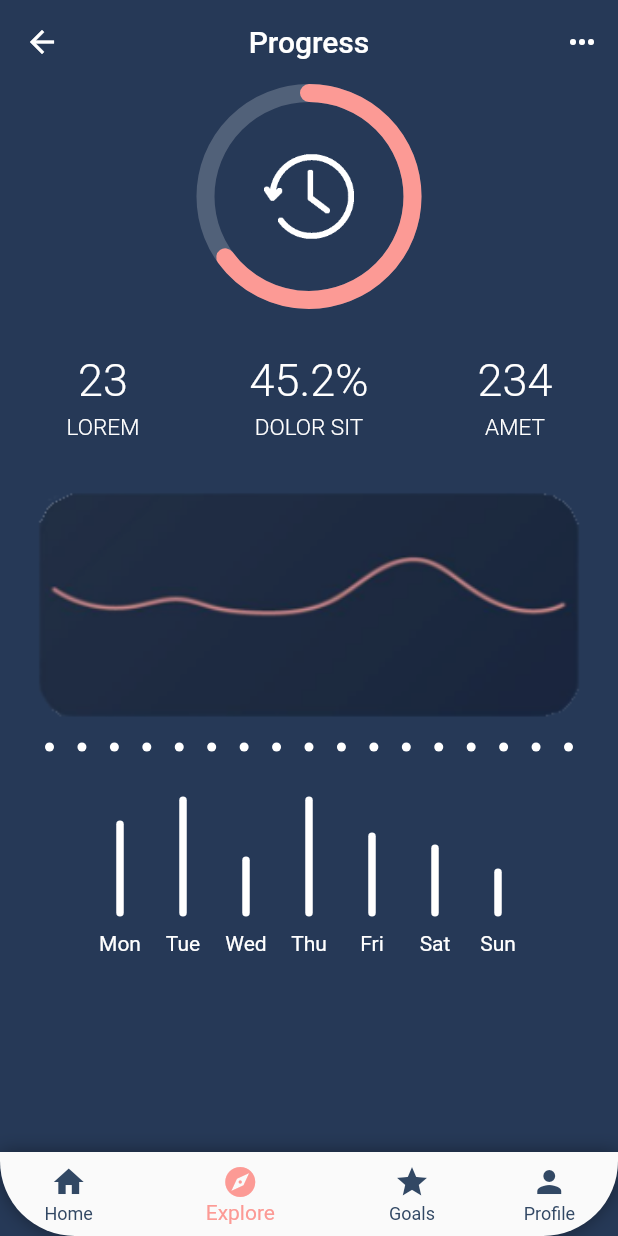
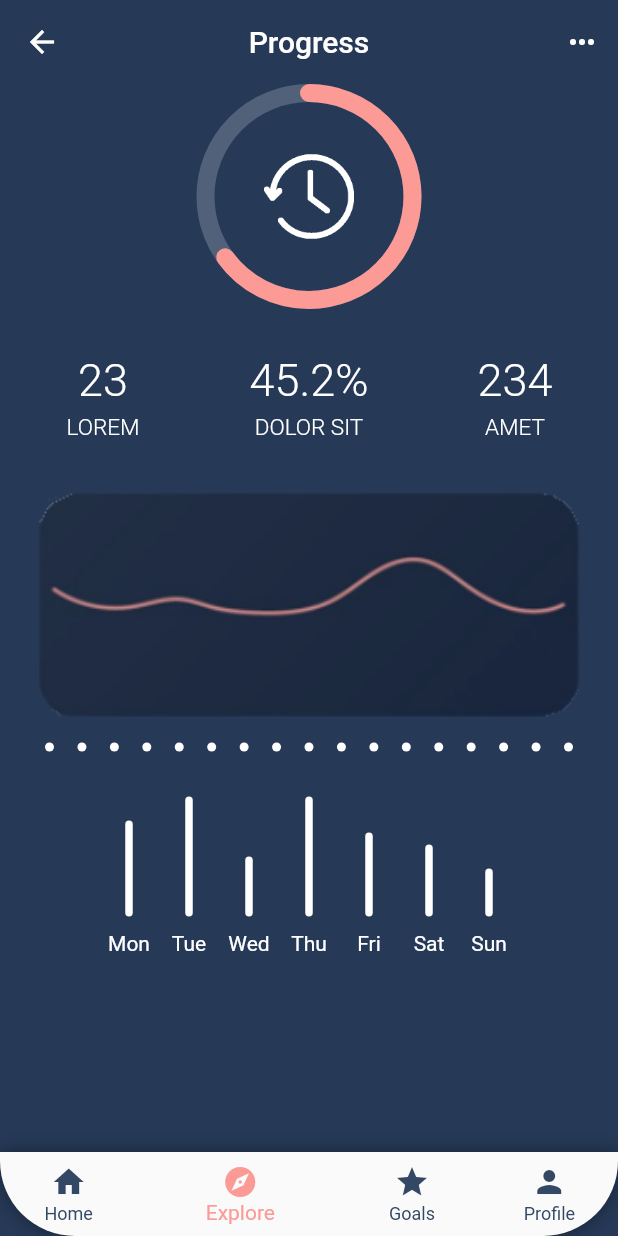
Before and after one commit to nildomacena/teste_gis, a Flutter app: the ExploreTab screen opened directly, after a tap on "Be Active", on a phone screen of 412 x 824 dp. Run offline on Flutter 3.47's test engine with Material 2 defaults, Android fonts, the phone set to English and light mode, and no system bars; drawn by our look-alikes of percent_indicator.

Commit message:
Correções no layout

```diff
--- a/lib/pages/progress/progress_page.dart
+++ b/lib/pages/progress/progress_page.dart
@@ -189,10 +189,13 @@ class ProgressPage extends StatelessWidget {
             height: 20,
           ),
           Container(
+            height: 200,
             width: MediaQuery.of(context).size.width,
-            padding: const EdgeInsets.symmetric(horizontal: 60),
-            child: Row(
-              mainAxisAlignment: MainAxisAlignment.spaceBetween,
+            padding: const EdgeInsets.symmetric(horizontal: 10),
+            alignment: Alignment.center,
+            child: ListView(
+              shrinkWrap: true,
+              scrollDirection: Axis.horizontal,
               children: [
                 percentageProgress(label: 'Mon', percentage: .8),
                 percentageProgress(label: 'Tue', percentage: 1),
--- a/lib/pages/tabs_page/widgets/card_goal.dart
+++ b/lib/pages/tabs_page/widgets/card_goal.dart
@@ -9,12 +9,13 @@ class CardGoal extends StatelessWidget {
 
   @override
   Widget build(BuildContext context) {
-    return Container(
+    return SizedBox(
+      height: 200,
+      width: MediaQuery.of(context).size.width * .5,
+      child: Container(
         margin: const EdgeInsets.all(10),
-      height: 200,
         decoration: BoxDecoration(
             color: goalInfo.color, borderRadius: BorderRadius.circular(20)),
-      width: MediaQuery.of(context).size.width * .4,
         child: Material(
           color: Colors.transparent,
           child: InkWell(
@@ -31,12 +32,16 @@ class CardGoal extends StatelessWidget {
                     children: [
                       SizedBox(
                         height: 50,
-                      child: Image.asset('assets/goals/${goalInfo.image}.png'),
+                        child:
+                            Image.asset('assets/goals/${goalInfo.image}.png'),
                       ),
                       Container(
                         margin: const EdgeInsets.only(top: 10),
+                        padding: const EdgeInsets.symmetric(horizontal: 10),
+                        alignment: Alignment.center,
                         child: Text(
                           goalInfo.title,
+                          textAlign: TextAlign.center,
                           style: const TextStyle(
                               fontSize: 20,
                               fontWeight: FontWeight.w500,
@@ -45,8 +50,10 @@ class CardGoal extends StatelessWidget {
                       ),
                       Container(
                         margin: const EdgeInsets.only(top: 10),
+                        alignment: Alignment.center,
                         child: Text(
                           goalInfo.frequency,
+                          textAlign: TextAlign.center,
                           style: const TextStyle(
                               fontSize: 15,
                               fontWeight: FontWeight.w300,
@@ -65,6 +72,7 @@ class CardGoal extends StatelessWidget {
             ),
           ),
         ),
+      ),
     );
   }
 }
--- a/lib/pages/tabs_page/widgets/list_goals.dart
+++ b/lib/pages/tabs_page/widgets/list_goals.dart
@@ -16,6 +16,9 @@ class ListGoals extends StatelessWidget {
         physics: const BouncingScrollPhysics(),
         padding: const EdgeInsets.symmetric(vertical: 20),
         child: Wrap(
+          /* direction: Axis.vertical,
+          spacing: 10,
+          runSpacing: 10, */
           children: GoalInfo.generateGoalsInfo()
               .map((goal) => CardGoal(
                     goal,
```
Lines whose indentation alone changed are shown as unchanged.
